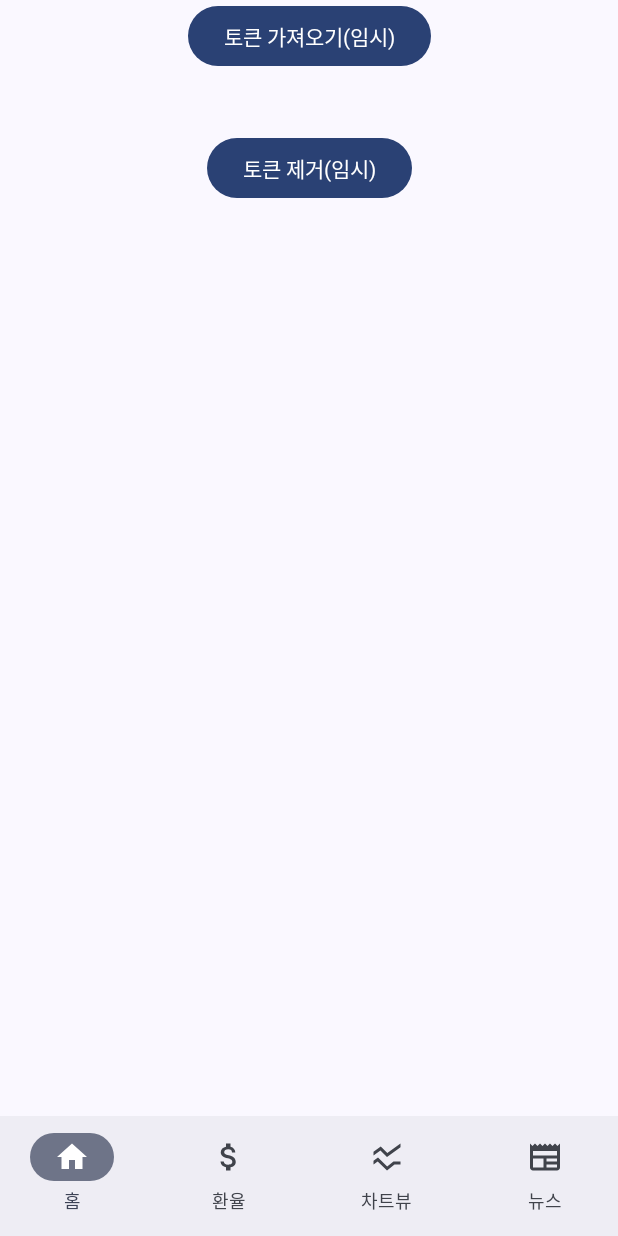
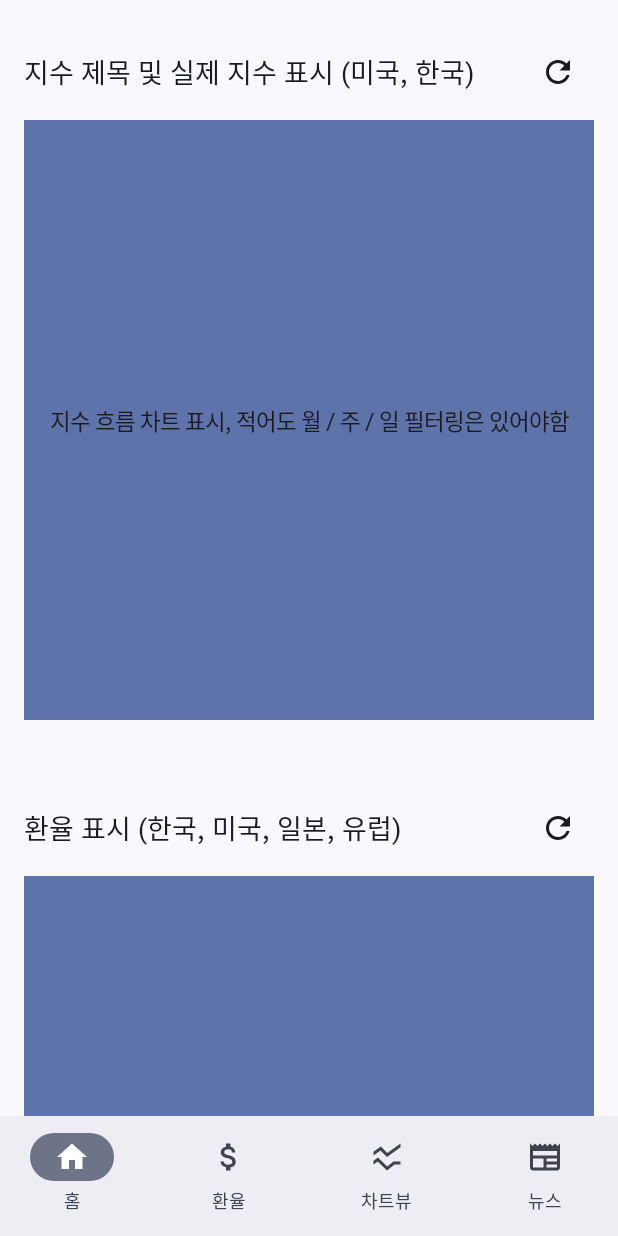
Before and after one commit to jonghyun0832/AntHelper, an Android app built with Jetpack Compose: the screen it shows after launch (MainActivity), on a phone screen of 412 x 824 dp. Run offline under Robolectric (Android 15) with nearby library versions, the phone set to English and light mode, and no system bars; our stand-ins replace Dagger/Hilt's generated code; libraries missing offline, so code that uses them is left out: androidx.hilt.lifecycle; Roboto replaces fonts that are not available here.

Commit message:
Add Home Screen Base Ui

```diff
--- a/presentation/src/main/java/com/example/presentation/theme/color/Color.kt
+++ b/presentation/src/main/java/com/example/presentation/theme/color/Color.kt
@@ -62,15 +62,15 @@ val DarkColorScheme = darkColorScheme(
 
 
 val extendedColorLight = ExtendedColors(
-    myExtendColor1 = Color(0xFFFFFFFF),
-    myExtendColor2 = Color(0xFF00FFFF),
-    myExtendColor3 = Color(0xFFFF00FF),
+    up = Color(0xFFFF0000),
+    down = Color(0xFF0000FF),
+    stable = Color(0xFF646464),
     myExtendColor4 = Color(0xFFFFFF00)
 )
 
 val extendedColorDark = ExtendedColors(
-    myExtendColor1 = Color(0xFF000000),
-    myExtendColor2 = Color(0xFFFF0000),
-    myExtendColor3 = Color(0xFF00FF00),
+    up = Color(0xFFFF0000),
+    down = Color(0xFF0000FF),
+    stable = Color(0xFFC9C9C9),
     myExtendColor4 = Color(0xFF0000FF)
 )
--- a/presentation/src/main/java/com/example/presentation/theme/color/ExtendedColors.kt
+++ b/presentation/src/main/java/com/example/presentation/theme/color/ExtendedColors.kt
@@ -5,8 +5,8 @@ import androidx.compose.ui.graphics.Color
 
 @Immutable
 data class ExtendedColors(
-    val myExtendColor1 : Color,
-    val myExtendColor2 : Color,
-    val myExtendColor3 : Color,
+    val up : Color,
+    val down : Color,
+    val stable : Color,
     val myExtendColor4 : Color
 )
--- a/presentation/src/main/java/com/example/presentation/ui/home/HomeScreen.kt
+++ b/presentation/src/main/java/com/example/presentation/ui/home/HomeScreen.kt
@@ -1,17 +1,30 @@
 package com.example.presentation.ui.home
 
+import androidx.compose.foundation.background
+import androidx.compose.foundation.layout.Box
 import androidx.compose.foundation.layout.Column
+import androidx.compose.foundation.layout.Row
 import androidx.compose.foundation.layout.Spacer
 import androidx.compose.foundation.layout.fillMaxSize
+import androidx.compose.foundation.layout.fillMaxWidth
 import androidx.compose.foundation.layout.height
-import androidx.compose.material3.Button
+import androidx.compose.foundation.layout.padding
+import androidx.compose.foundation.rememberScrollState
+import androidx.compose.foundation.verticalScroll
+import androidx.compose.material.icons.Icons
+import androidx.compose.material.icons.filled.Refresh
+import androidx.compose.material3.Icon
+import androidx.compose.material3.IconButton
+import androidx.compose.material3.MaterialTheme
 import androidx.compose.material3.Text
 import androidx.compose.runtime.Composable
 import androidx.compose.ui.Alignment
 import androidx.compose.ui.Modifier
+import androidx.compose.ui.text.style.TextOverflow
 import androidx.compose.ui.unit.dp
 import androidx.hilt.lifecycle.viewmodel.compose.hiltViewModel
 import androidx.navigation.NavHostController
+import com.example.presentation.theme.Dimens
 import com.example.presentation.viewmodel.home.HomeViewModel
 
 @Composable
@@ -19,20 +32,90 @@ fun HomeScreen(
     navHostController: NavHostController,
     viewModel: HomeViewModel = hiltViewModel<HomeViewModel>()
 ) {
+    val scrollState = rememberScrollState()
     Column(
-        modifier = Modifier.fillMaxSize(),
-        horizontalAlignment = Alignment.CenterHorizontally
+        modifier = Modifier
+            .fillMaxSize()
+            .verticalScroll(scrollState)
+            .padding(Dimens.PaddingMedium)
     ) {
-        Button(
-            onClick = { viewModel.getStockToken() }
+        HomeIndexCard()
+        Spacer(modifier = Modifier.height(Dimens.PaddingExtraLarge))
+        HomeExchangeCard()
+    }
+}
+
+@Composable
+fun HomeIndexCard() {
+    Row(
+        modifier = Modifier
+            .fillMaxWidth()
+            .padding(vertical = Dimens.PaddingSmall),
+        verticalAlignment = Alignment.CenterVertically
+    ) {
+        Text(
+            text = "지수 제목 및 실제 지수 표시 (미국, 한국)",
+            modifier = Modifier
+                .weight(1f)
+                .padding(end = Dimens.PaddingSmall),
+            maxLines = 1,
+            overflow = TextOverflow.Ellipsis,
+            style = MaterialTheme.typography.headlineMedium
+        )
+
+        IconButton(
+            onClick = {}
         ) {
-            Text("토큰 가져오기(임시)")
+            Icon(
+                imageVector = Icons.Filled.Refresh,
+                contentDescription = "Reload Index"
+            )
         }
-        Spacer(modifier = Modifier.height(40.dp))
-        Button(
-            onClick = { viewModel.revokeStockToken() }
+
+    }
+    Box(
+        modifier = Modifier.fillMaxWidth().height(400.dp).background(MaterialTheme.colorScheme.primaryContainer),
+        contentAlignment = Alignment.Center
+    ) {
+        Text(
+            text = "지수 흐름 차트 표시, 적어도 월 / 주 / 일 필터링은 있어야함"
+        )
+    }
+}
+
+@Composable
+fun HomeExchangeCard() {
+    Row(
+        modifier = Modifier
+            .fillMaxWidth()
+            .padding(vertical = Dimens.PaddingSmall),
+        verticalAlignment = Alignment.CenterVertically
+    ) {
+        Text(
+            text = "환율 표시 (한국, 미국, 일본, 유럽)",
+            modifier = Modifier
+                .weight(1f)
+                .padding(end = Dimens.PaddingSmall),
+            maxLines = 1,
+            overflow = TextOverflow.Ellipsis,
+            style = MaterialTheme.typography.headlineMedium
+        )
+
+        IconButton(
+            onClick = {}
         ) {
-            Text("토큰 제거(임시)")
+            Icon(
+                imageVector = Icons.Filled.Refresh,
+                contentDescription = "Reload Exchange Rate"
+            )
         }
     }
+    Box(
+        modifier = Modifier.fillMaxWidth().height(400.dp).background(MaterialTheme.colorScheme.primaryContainer),
+        contentAlignment = Alignment.Center
+    ) {
+        Text(
+            text = "환율 흐름 차트 표시, 적어도 월 / 주 / 일 필터링은 있어야함"
+        )
+    }
 }
--- a/presentation/src/main/java/com/example/presentation/ui/myinfo/MyInfoScreen.kt
+++ b/presentation/src/main/java/com/example/presentation/ui/myinfo/MyInfoScreen.kt
@@ -58,12 +58,12 @@ fun MyInfoScreen() {
         Text(
             text = "Theme Test8",
             style = MaterialTheme.typography.bodyMedium,
-            color = MaterialTheme.extendedColors.myExtendColor1
+            color = MaterialTheme.extendedColors.up
         )
         Text(
             text = "Theme Test9",
             style = MaterialTheme.typography.bodySmall,
-            color = MaterialTheme.extendedColors.myExtendColor2
+            color = MaterialTheme.extendedColors.down
         )
     }
 }
```
